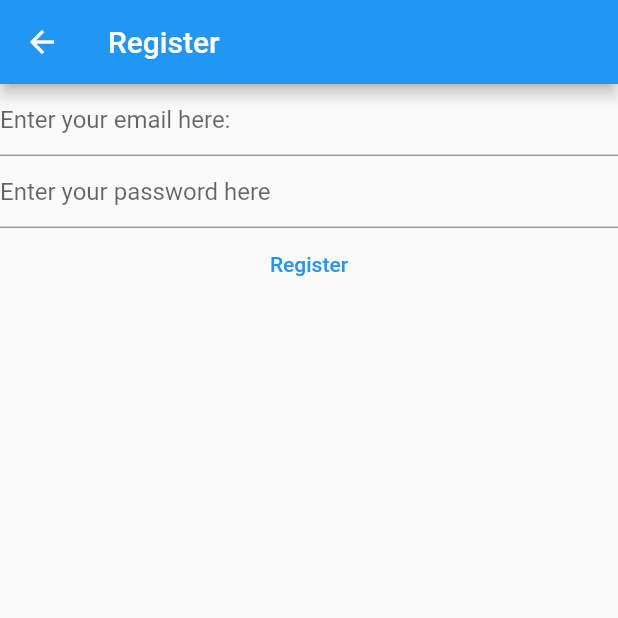
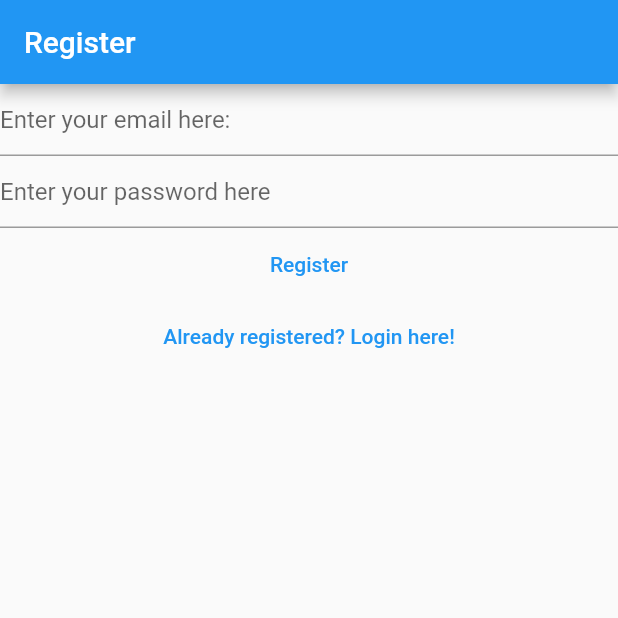
Before and after one commit to jjcc0410/MyNotes, a Flutter app: the RegisterView screen opened directly, on a phone screen of 412 x 824 dp, the top half of it. Run offline on Flutter 3.47's test engine with Material 2 defaults, Android fonts, the phone set to English and light mode, and no system bars; our stand-ins replace firebase_auth, firebase_core; accounts and stored records are empty.

Commit message:
second commit

```diff
--- a/lib/views/register_view.dart
+++ b/lib/views/register_view.dart
@@ -1,9 +1,5 @@
 import 'package:firebase_auth/firebase_auth.dart';
-import 'package:firebase_core/firebase_core.dart';
-import 'package:flutter/cupertino.dart';
 import 'package:flutter/material.dart';
-
-import '../firebase_options.dart';
 
 class RegisterView extends StatefulWidget {
   const RegisterView({Key? key}) : super(key: key);
@@ -33,17 +29,8 @@ class _RegisterViewState extends State<RegisterView> {
   @override
   Widget build(BuildContext context) {
     return Scaffold(
-        appBar: AppBar(
-          title: const Text('Register'),
-        ),
-        body: FutureBuilder(
-          future: Firebase.initializeApp(
-            options: DefaultFirebaseOptions.currentPlatform,
-          ),
-          builder: (context, snapshot) {
-            switch (snapshot.connectionState) {
-              case ConnectionState.done:
-                return Column(
+      appBar: AppBar(title: Text('Register')),
+      body: Column(
         children: [
           TextField(
             controller: _email,
@@ -51,7 +38,7 @@ class _RegisterViewState extends State<RegisterView> {
             autocorrect: false,
             keyboardType: TextInputType.emailAddress,
             decoration:
-                          InputDecoration(hintText: 'Enter your email here:'),
+                const InputDecoration(hintText: 'Enter your email here:'),
           ),
           TextField(
             controller: _password,
@@ -59,7 +46,7 @@ class _RegisterViewState extends State<RegisterView> {
             enableSuggestions: false,
             autocorrect: false,
             decoration:
-                          InputDecoration(hintText: 'Enter your password here'),
+                const InputDecoration(hintText: 'Enter your password here'),
           ),
           TextButton(
               onPressed: () async {
@@ -81,12 +68,14 @@ class _RegisterViewState extends State<RegisterView> {
                 }
               },
               child: const Text('Register')),
+          TextButton(
+              onPressed: () {
+                Navigator.of(context)
+                    .pushNamedAndRemoveUntil('/login/', (route) => false);
+              },
+              child: Text('Already registered? Login here!'))
         ],
+      ),
     );
-              default:
-                return Text('Loading');
-            }
-          },
-        ));
   }
 }
```
Also changed, not shown: lib/main.dart (+16 -15 lines), lib/views/login_view.dart (+11 -21 lines), lib/views/verify_email.dart (added, +29 -0 lines). Lines whose indentation alone changed are shown as unchanged.
